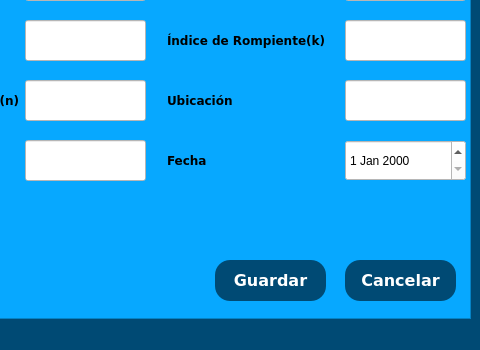
dariel-cabrera/SGCTS-GeoCuba-pyqt, file gui/nuevoCalculo.ui: the form before one commit; both pictures show x 194 to 674 and y 199 to 549 of the 674 by 549 pixel window.
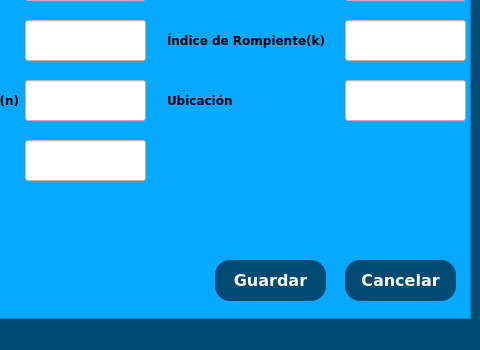
The form after the commit.

Diff of the .ui file:
```diff
--- a/gui/nuevoCalculo.ui
+++ b/gui/nuevoCalculo.ui
@@ -281,27 +281,6 @@
         <string>Ubicación</string>
        </property>
       </widget>
-      <widget class="QLabel" name="label_9">
-       <property name="geometry">
-        <rect>
-         <x>340</x>
-         <y>330</y>
-         <width>191</width>
-         <height>41</height>
-        </rect>
-       </property>
-       <property name="font">
-        <font>
-         <family>Verdana</family>
-         <pointsize>9</pointsize>
-         <weight>75</weight>
-         <bold>true</bold>
-        </font>
-       </property>
-       <property name="text">
-        <string>Fecha</string>
-       </property>
-      </widget>
       <widget class="QLabel" name="label_SGCTS_GeoCuba">
        <property name="geometry">
         <rect>
@@ -328,19 +307,6 @@
         <string>&lt;html&gt;&lt;head/&gt;&lt;body&gt;&lt;p align=&quot;center&quot;&gt;&lt;span style=&quot; font-size:16pt;&quot;&gt;SGCTS-GeoCuba&lt;/span&gt;&lt;/p&gt;&lt;/body&gt;&lt;/html&gt;</string>
        </property>
       </widget>
-      <widget class="QDateEdit" name="dateEdit_Fecha">
-       <property name="geometry">
-        <rect>
-         <x>530</x>
-         <y>330</y>
-         <width>121</width>
-         <height>41</height>
-        </rect>
-       </property>
-       <property name="styleSheet">
-        <string notr="true">background-color: rgb(255, 255, 255);</string>
-       </property>
-      </widget>
       <widget class="QLineEdit" name="lineEdit_Ubicacion">
        <property name="geometry">
         <rect>
```
Left out of the diff: 24 changed lines with no effect on the pictures.
